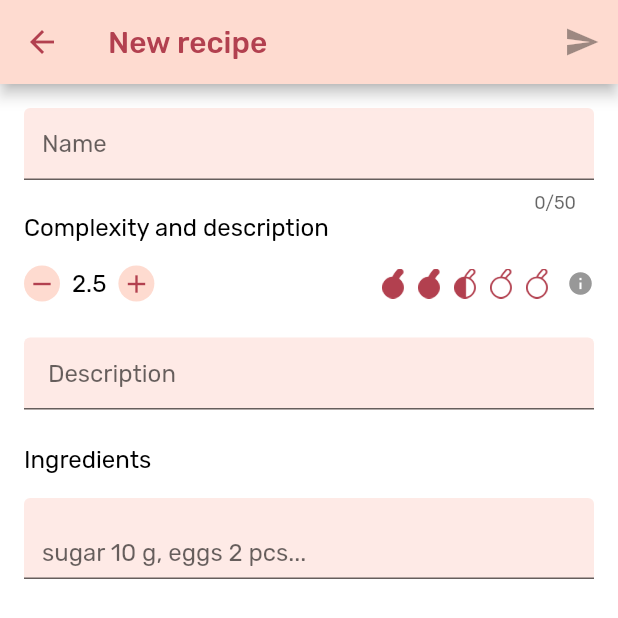
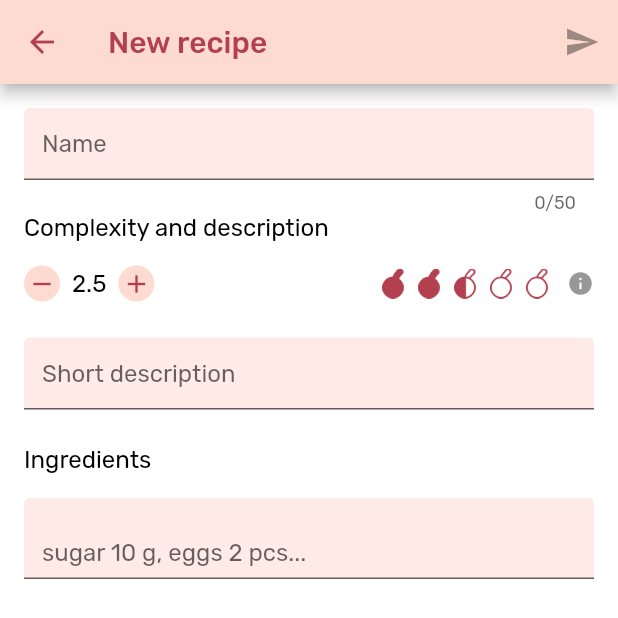
Before and after one commit to TortikiDev/mobile-app, a Flutter app: the CreateRecipeScreen screen opened directly, after a tap on the "remove" icon, on a phone screen of 412 x 824 dp, the top half of it. Run offline on Flutter 3.47's test engine with Material 2 defaults, Android fonts, the phone set to English and light mode, and no system bars; drawn by our look-alikes of flutter_chips_input, flutter_rating_bar; our stand-ins replace cached_network_image, dio, equatable, flutter_bloc, image_picker, pinch_zoom and 2 more; accounts and stored records are empty.

```diff
--- a/lib/app_localizations.dart
+++ b/lib/app_localizations.dart
@@ -140,7 +140,10 @@ class AppLocalizations {
   String get newRecipe =>
       Intl.message('New recipe', name: 'newRecipe', locale: localeName);
 
-  String get name => Intl.message('"Name"', name: 'name', locale: localeName);
+  String get name => Intl.message('Name', name: 'name', locale: localeName);
+
+  String get shortDescription => Intl.message('Short description',
+      name: 'shortDescription', locale: localeName);
 
   String get complexityAndDescription => Intl.message(
         'Complexity and description',
@@ -168,14 +171,12 @@ class AppLocalizations {
         locale: localeName,
       );
 
-  String get grams =>
-      Intl.message('g', name: 'grams', locale: localeName);
+  String get grams => Intl.message('g', name: 'grams', locale: localeName);
 
   String get milliliters =>
       Intl.message('ml', name: 'milliliters', locale: localeName);
 
-  String get pcs =>
-      Intl.message('pcs', name: 'pcs', locale: localeName);
+  String get pcs => Intl.message('pcs', name: 'pcs', locale: localeName);
 
   // endregion
 
--- a/lib/bloc/create_recipe/create_recipe_bloc.dart
+++ b/lib/bloc/create_recipe/create_recipe_bloc.dart
@@ -23,16 +23,20 @@ class CreateRecipeBloc extends BaseBloc<CreateRecipeEvent, CreateRecipeState> {
   Stream<CreateRecipeState> mapEventToState(CreateRecipeEvent event) async* {
     if (event is BlocInit) {
     } else if (event is TitleChanged) {
-    } else if (event is CreateRecipe) {
+      yield state.copy(title: event.text);
     } else if (event is PlusComplexity) {
       final complexity = min(state.complexity + 0.5, 5.0);
       yield state.copy(complexity: complexity);
     } else if (event is MinusComplexity) {
       final complexity = max(state.complexity - 0.5, 0.5);
       yield state.copy(complexity: complexity);
+    } else if (event is DescriptionChanged) {
+      yield state.copy(description: event.text);
     } else if (event is IngredientsChanged) {
       yield state.copy(ingredients: event.ingredients);
-    }
+    } else if (event is CookingStepsChanged) {
+      yield state.copy(cookingSteps: event.text);
+    } else if (event is CreateRecipe) {}
   }
 
   // endregion
--- a/lib/bloc/create_recipe/create_recipe_event.dart
+++ b/lib/bloc/create_recipe/create_recipe_event.dart
@@ -26,10 +26,10 @@ class MinusComplexity extends CreateRecipeEvent {
   List<Object> get props => [];
 }
 
-class DescritpionChanged extends CreateRecipeEvent {
+class DescriptionChanged extends CreateRecipeEvent {
   final String text;
 
-  DescritpionChanged(this.text);
+  DescriptionChanged(this.text);
 
   @override
   List<Object> get props => [text];
@@ -44,6 +44,15 @@ class IngredientsChanged extends CreateRecipeEvent {
   List<Object> get props => [ingredients];
 }
 
+class CookingStepsChanged extends CreateRecipeEvent {
+  final String text;
+
+  CookingStepsChanged(this.text);
+
+  @override
+  List<Object> get props => [text];
+}
+
 class CreateRecipe extends CreateRecipeEvent {
   @override
   List<Object> get props => [];
--- a/lib/bloc/create_recipe/create_recipe_state.dart
+++ b/lib/bloc/create_recipe/create_recipe_state.dart
@@ -5,6 +5,7 @@ import 'package:equatable/equatable.dart';
 class CreateRecipeState extends Equatable {
   final String title;
   final double complexity;
+  final String description;
   final List<String> _ingredients;
   final String cookingSteps;
   final List<File> _photos;
@@ -17,6 +18,7 @@ class CreateRecipeState extends Equatable {
 
   const CreateRecipeState({
     this.title = '',
+    this.description = '',
     this.complexity = 3.0,
     List<String> ingredients = const [],
     this.cookingSteps = '',
@@ -31,6 +33,7 @@ class CreateRecipeState extends Equatable {
 
   CreateRecipeState copy({
     String title,
+    String description,
     double complexity,
     List<String> ingredients,
     String cookingSteps,
@@ -41,6 +44,7 @@ class CreateRecipeState extends Equatable {
   }) =>
       CreateRecipeState(
         title: title ?? this.title,
+        description: description ?? this.description,
         complexity: complexity ?? this.complexity,
         ingredients: ingredients ?? _ingredients,
         cookingSteps: cookingSteps ?? this.cookingSteps,
@@ -54,6 +58,7 @@ class CreateRecipeState extends Equatable {
   @override
   List<Object> get props => [
         title,
+        description,
         complexity,
         ingredients,
         cookingSteps,
--- a/lib/l10n/intl_en.arb
+++ b/lib/l10n/intl_en.arb
@@ -204,5 +204,10 @@
   "@profile": {
     "type": "text",
     "placeholders": {}
+  },
+  "shortDescription": "Short description",
+  "@shortDescription": {
+    "type": "text",
+    "placeholders": {}
   }
 }
--- a/lib/l10n/intl_ru.arb
+++ b/lib/l10n/intl_ru.arb
@@ -199,5 +199,10 @@
   "@profile": {
     "type": "text",
     "placeholders": {}
+  },
+  "shortDescription": "Краткое описание",
+  "@shortDescription": {
+    "type": "text",
+    "placeholders": {}
   }
 }
--- a/lib/l10n/messages_en.dart
+++ b/lib/l10n/messages_en.dart
@@ -59,6 +59,7 @@ class MessageLookup extends MessageLookupByLibrary {
     "recipes" : MessageLookupByLibrary.simpleMessage("Recipes"),
     "resourceNotFound" : MessageLookupByLibrary.simpleMessage("Resource not found"),
     "serverIsNotAvailable" : MessageLookupByLibrary.simpleMessage("Server is not available"),
+    "shortDescription" : MessageLookupByLibrary.simpleMessage("Short description"),
     "showLess" : MessageLookupByLibrary.simpleMessage("show less"),
     "somethingWentWrong" : MessageLookupByLibrary.simpleMessage("Something went wrong")
   };
--- a/lib/l10n/messages_ru.dart
+++ b/lib/l10n/messages_ru.dart
@@ -59,6 +59,7 @@ class MessageLookup extends MessageLookupByLibrary {
     "recipes" : MessageLookupByLibrary.simpleMessage("Рецепты"),
     "resourceNotFound" : MessageLookupByLibrary.simpleMessage("Ресурс не найден"),
     "serverIsNotAvailable" : MessageLookupByLibrary.simpleMessage("Сервер недоступен"),
+    "shortDescription" : MessageLookupByLibrary.simpleMessage("Краткое описание"),
     "showLess" : MessageLookupByLibrary.simpleMessage("свернуть"),
     "somethingWentWrong" : MessageLookupByLibrary.simpleMessage("Что-то пошло не так")
   };
--- a/lib/ui/screens/main/create_recipe/components/ingredients_chips_input.dart
+++ b/lib/ui/screens/main/create_recipe/components/ingredients_chips_input.dart
@@ -1,9 +1,8 @@
-import 'dart:math';
 
 import 'package:flutter/material.dart';
 import 'package:flutter_chips_input/flutter_chips_input.dart';
-import 'package:tortiki/app_localizations.dart';
 
+import '../../../../../app_localizations.dart';
 import '../../../../../utils/string_is_numeric.dart';
 
 class IngredientsChipsInput extends StatelessWidget {
--- a/lib/ui/screens/main/create_recipe/create_recipe_screen.dart
+++ b/lib/ui/screens/main/create_recipe/create_recipe_screen.dart
@@ -67,7 +67,7 @@ class CreateRecipeScreen extends StatelessWidget {
                     TextField(
                       maxLines: null,
                       decoration: InputDecoration(
-                        hintText: localizations.description,
+                        hintText: localizations.shortDescription,
                       ),
                       onChanged: (value) => _descriptionChanged(context, value),
                     ),
@@ -80,7 +80,7 @@ class CreateRecipeScreen extends StatelessWidget {
                     IngredientsChipsInput(
                       theme: theme,
                       itemsChanged: (ingredients) =>
-                          _inngredientsChanged(context, ingredients),
+                          _ingredientsChanged(context, ingredients),
                       unitSuggestions: [
                         localizations.grams,
                         localizations.milliliters,
@@ -98,7 +98,8 @@ class CreateRecipeScreen extends StatelessWidget {
                       decoration: InputDecoration(
                         hintText: localizations.cookingSteps,
                       ),
-                      onChanged: (value) => _descriptionChanged(context, value),
+                      onChanged: (value) =>
+                          _cookingStepsChanged(context, value),
                     ),
                     SizedBox(height: 24),
                     Text(
@@ -124,12 +125,17 @@ class CreateRecipeScreen extends StatelessWidget {
   }
 
   void _descriptionChanged(BuildContext context, String text) {
-    final event = DescritpionChanged(text);
+    final event = DescriptionChanged(text);
     BlocProvider.of<CreateRecipeBloc>(context).add(event);
   }
 
-  void _inngredientsChanged(BuildContext context, List<String> ingredients) {
+  void _ingredientsChanged(BuildContext context, List<String> ingredients) {
     final event = IngredientsChanged(ingredients);
     BlocProvider.of<CreateRecipeBloc>(context).add(event);
   }
+
+  void _cookingStepsChanged(BuildContext context, String text) {
+    final event = CookingStepsChanged(text);
+    BlocProvider.of<CreateRecipeBloc>(context).add(event);
+  }
 }
```
